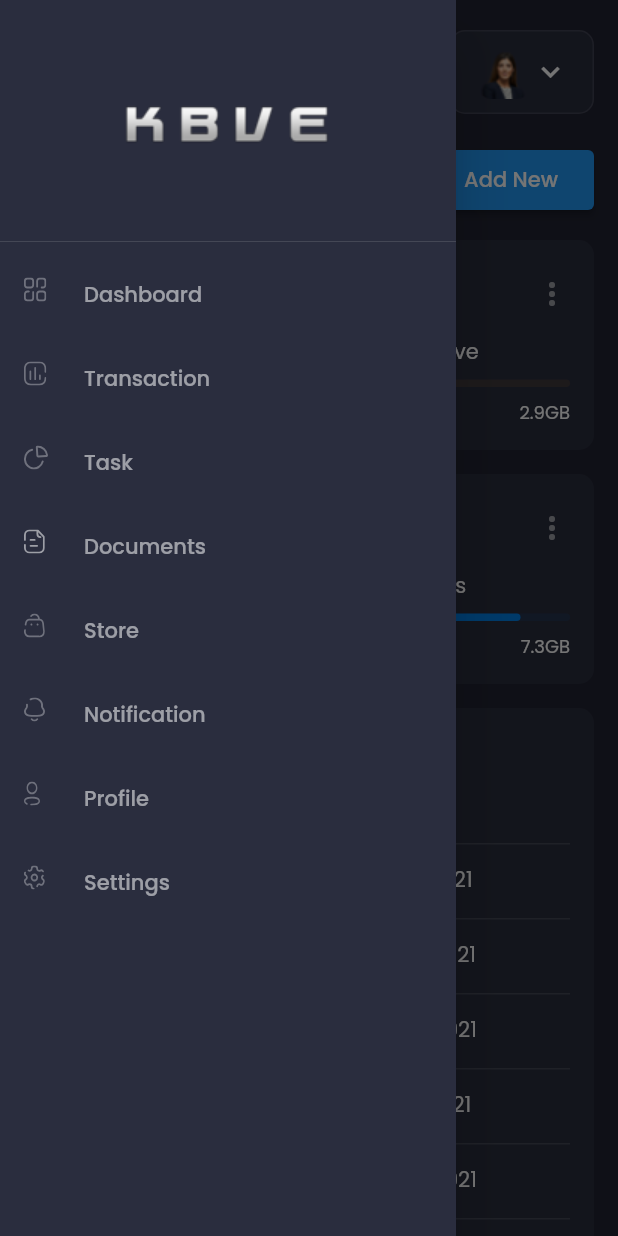
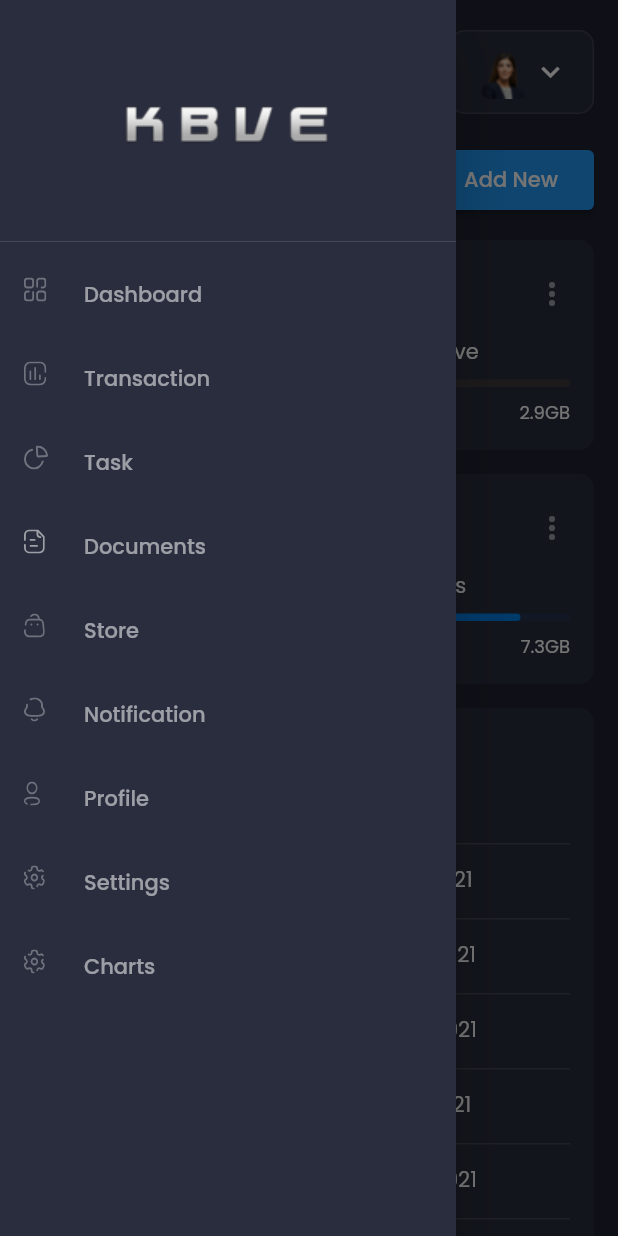
Before and after one commit to KBVE/app.kbve.com, a Flutter app: the screen it shows after launch, with the side drawer open, on a phone screen of 412 x 824 dp. Run offline on Flutter 3.47's test engine with Material 2 defaults, Android fonts, the phone set to English and light mode, and no system bars; drawn by our look-alikes of data_table_2; our stand-ins replace fl_chart, flutter_svg, google_fonts.

Commit message:
Side Menu Altercations

```diff
--- a/lib/screens/main/components/side_menu.dart
+++ b/lib/screens/main/components/side_menu.dart
@@ -16,7 +16,7 @@ class SideMenu extends StatelessWidget {
           ),
           DrawerListTile(
             title: "Dashboard",
-            svgSrc: "assets/icons/menu_dashbord.svg",
+            svgSrc: "assets/icons/menu_dashboard.svg",
             press: () {},
           ),
           DrawerListTile(
@@ -51,6 +51,13 @@ class SideMenu extends StatelessWidget {
           ),
           DrawerListTile(
             title: "Settings",
+            svgSrc: "assets/icons/menu_setting.svg",
+            press: () {},
+          ),
+          DrawerListTile(
+            // Charts Button
+            title: "Charts",
+            // Change the svgSrc later on.
             svgSrc: "assets/icons/menu_setting.svg",
             press: () {},
           ),
```
Also changed, not shown: assets/icons/menu_dashboard.svg (renamed from assets/icons/menu_dashbord.svg).
